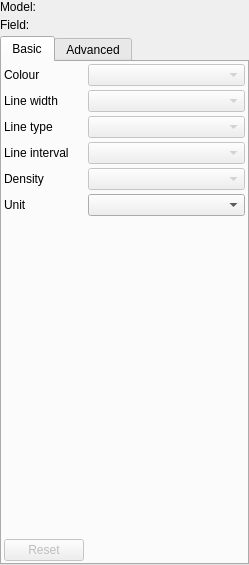
metno/diana, file src/vcross_qt/vcross_style_widget.ui: the form before one commit.
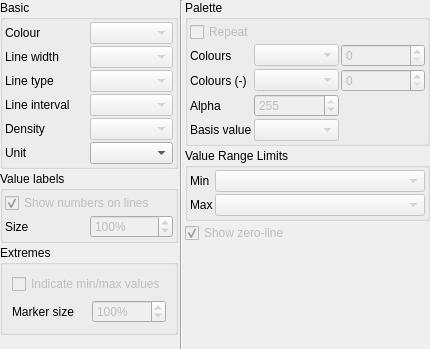
The form after the commit.

Commit message: vcross: style dialog has a plot selector

Diff of the .ui file:
```diff
--- a/src/vcross_qt/vcross_style_widget.ui
+++ b/src/vcross_qt/vcross_style_widget.ui
@@ -6,82 +6,49 @@
    <rect>
     <x>0</x>
     <y>0</y>
-    <width>249</width>
-    <height>565</height>
+    <width>430</width>
+    <height>349</height>
    </rect>
   </property>
   <property name="windowTitle">
    <string>Form</string>
   </property>
-  <layout class="QGridLayout" name="gridLayout_5" columnstretch="0,1">
+  <layout class="QHBoxLayout" name="horizontalLayout">
+   <property name="spacing">
+    <number>2</number>
+   </property>
    <property name="margin">
     <number>0</number>
    </property>
+   <item>
+    <layout class="QVBoxLayout" name="verticalLayout">
    <property name="spacing">
-    <number>4</number>
-   </property>
-   <item row="0" column="0">
-    <widget class="QLabel" name="labelModelTitle">
-     <property name="text">
-      <string>Model:</string>
-     </property>
-    </widget>
-   </item>
-   <item row="0" column="1">
-    <widget class="QLabel" name="labelModel">
-     <property name="text">
-      <string notr="true">&lt;model&gt;</string>
-     </property>
-    </widget>
-   </item>
-   <item row="1" column="0">
-    <widget class="QLabel" name="labelFieldTitle">
-     <property name="text">
-      <string>Field:</string>
-     </property>
-    </widget>
-   </item>
-   <item row="1" column="1">
-    <widget class="QLabel" name="labelField">
-     <property name="text">
-      <string notr="true">&lt;field&gt;</string>
-     </property>
-    </widget>
-   </item>
-   <item row="2" column="0" colspan="2">
-    <widget class="QTabWidget" name="tabs">
-     <property name="currentIndex">
-      <number>0</number>
-     </property>
-     <widget class="QWidget" name="tabBasic">
-      <attribute name="title">
+      <number>2</number>
+     </property>
+     <item>
+      <widget class="QGroupBox" name="groupBasic">
+       <property name="title">
        <string>Basic</string>
-      </attribute>
-      <layout class="QGridLayout" name="gridBasic" columnstretch="0,1">
+       </property>
+       <layout class="QGridLayout" name="gridLayout_5" rowstretch="0,0,0,0,0,0">
        <property name="margin">
         <number>2</number>
        </property>
        <property name="spacing">
-        <number>4</number>
-       </property>
-       <item row="0" column="0">
-        <widget class="QLabel" name="colorlabel">
-         <property name="text">
-          <string>Colour</string>
-         </property>
-         <property name="buddy">
-          <cstring>colorCbox</cstring>
+         <number>2</number>
+        </property>
+        <item row="1" column="1">
+         <widget class="QComboBox" name="lineWidthCbox">
+          <property name="enabled">
+           <bool>false</bool>
          </property>
         </widget>
        </item>
-       <item row="0" column="1">
-        <widget class="QComboBox" name="colorCbox">
+        <item row="4" column="1">
+         <widget class="QComboBox" name="densityCbox">
          <property name="enabled">
           <bool>false</bool>
          </property>
-         <property name="sizeAdjustPolicy">
-          <enum>QComboBox::AdjustToMinimumContentsLength</enum>
-         </property>
         </widget>
        </item>
        <item row="1" column="0">
@@ -94,30 +61,6 @@
          </property>
         </widget>
        </item>
-       <item row="1" column="1">
-        <widget class="QComboBox" name="lineWidthCbox">
-         <property name="enabled">
-          <bool>false</bool>
-         </property>
-        </widget>
-       </item>
-       <item row="2" column="0">
-        <widget class="QLabel" name="linetypelabel">
-         <property name="text">
-          <string>Line type</string>
-         </property>
-         <property name="buddy">
-          <cstring>lineTypeCbox</cstring>
-         </property>
-        </widget>
-       </item>
-       <item row="2" column="1">
-        <widget class="QComboBox" name="lineTypeCbox">
-         <property name="enabled">
-          <bool>false</bool>
-         </property>
-        </widget>
-       </item>
        <item row="3" column="0">
         <widget class="QLabel" name="lineintervallabel">
          <property name="text">
@@ -128,30 +71,6 @@
          </property>
         </widget>
        </item>
-       <item row="3" column="1">
-        <widget class="QComboBox" name="lineintervalCbox">
-         <property name="enabled">
-          <bool>false</bool>
-         </property>
-        </widget>
-       </item>
-       <item row="4" column="0">
-        <widget class="QLabel" name="densitylabel">
-         <property name="text">
-          <string>Density</string>
-         </property>
-         <property name="buddy">
-          <cstring>densityCbox</cstring>
-         </property>
-        </widget>
-       </item>
-       <item row="4" column="1">
-        <widget class="QComboBox" name="densityCbox">
-         <property name="enabled">
-          <bool>false</bool>
-         </property>
-        </widget>
-       </item>
        <item row="5" column="0">
         <widget class="QLabel" name="vectorunitlabel">
          <property name="text">
@@ -162,54 +81,78 @@
          </property>
         </widget>
        </item>
+        <item row="3" column="1">
+         <widget class="QComboBox" name="lineintervalCbox">
+          <property name="enabled">
+           <bool>false</bool>
+          </property>
+         </widget>
+        </item>
+        <item row="0" column="0">
+         <widget class="QLabel" name="colorlabel">
+          <property name="text">
+           <string>Colour</string>
+          </property>
+          <property name="buddy">
+           <cstring>colorCbox</cstring>
+          </property>
+         </widget>
+        </item>
+        <item row="0" column="1">
+         <widget class="QComboBox" name="colorCbox">
+          <property name="enabled">
+           <bool>false</bool>
+          </property>
+          <property name="sizeAdjustPolicy">
+           <enum>QComboBox::AdjustToMinimumContentsLength</enum>
+          </property>
+         </widget>
+        </item>
        <item row="5" column="1">
         <widget class="QComboBox" name="vectorunitCbox"/>
        </item>
-       <item row="6" column="0">
-        <spacer name="verticalSpacer">
-         <property name="orientation">
-          <enum>Qt::Vertical</enum>
-         </property>
-         <property name="sizeHint" stdset="0">
-          <size>
-           <width>20</width>
-           <height>1</height>
-          </size>
-         </property>
-        </spacer>
-       </item>
-       <item row="7" column="0">
-        <widget class="QPushButton" name="resetOptionsButton">
+        <item row="2" column="0">
+         <widget class="QLabel" name="linetypelabel">
+          <property name="text">
+           <string>Line type</string>
+          </property>
+          <property name="buddy">
+           <cstring>lineTypeCbox</cstring>
+          </property>
+         </widget>
+        </item>
+        <item row="4" column="0">
+         <widget class="QLabel" name="densitylabel">
+          <property name="text">
+           <string>Density</string>
+          </property>
+          <property name="buddy">
+           <cstring>densityCbox</cstring>
+          </property>
+         </widget>
+        </item>
+        <item row="2" column="1">
+         <widget class="QComboBox" name="lineTypeCbox">
          <property name="enabled">
           <bool>false</bool>
          </property>
-         <property name="toolTip">
-          <string>Reset to setup file</string>
-         </property>
-         <property name="text">
-          <string>Reset</string>
-         </property>
         </widget>
        </item>
       </layout>
      </widget>
-     <widget class="QWidget" name="tabAdvanced">
-      <attribute name="title">
-       <string>Advanced</string>
-      </attribute>
-      <layout class="QVBoxLayout" name="verticalLayout_2" stretch="0,0,0,0,0,1">
-       <property name="spacing">
-        <number>4</number>
-       </property>
-       <property name="margin">
-        <number>2</number>
-       </property>
+     </item>
        <item>
-        <widget class="QGroupBox" name="groupBox">
+      <widget class="QGroupBox" name="groupLabels">
          <property name="title">
           <string>Value labels</string>
          </property>
          <layout class="QGridLayout" name="gridLayout_4">
+        <property name="margin">
+         <number>2</number>
+        </property>
+        <property name="spacing">
+         <number>2</number>
+        </property>
           <item row="0" column="0" colspan="2">
            <widget class="QCheckBox" name="valueLabelCheckBox">
             <property name="enabled">
@@ -313,11 +256,44 @@
         </widget>
        </item>
        <item>
+      <spacer name="verticalSpacer">
+       <property name="orientation">
+        <enum>Qt::Vertical</enum>
+       </property>
+       <property name="sizeHint" stdset="0">
+        <size>
+         <width>20</width>
+         <height>1</height>
+        </size>
+       </property>
+      </spacer>
+     </item>
+    </layout>
+   </item>
+   <item>
+    <widget class="Line" name="line">
+     <property name="orientation">
+      <enum>Qt::Vertical</enum>
+     </property>
+    </widget>
+   </item>
+   <item>
+    <layout class="QVBoxLayout" name="verticalLayout_2">
+     <property name="spacing">
+      <number>2</number>
+     </property>
+     <item>
         <widget class="QGroupBox" name="groupPalette">
          <property name="title">
           <string>Palette</string>
          </property>
-         <layout class="QGridLayout" name="gridLayout">
+       <layout class="QGridLayout" name="gridLayout" columnstretch="0,1,1">
+        <property name="margin">
+         <number>2</number>
+        </property>
+        <property name="spacing">
+         <number>2</number>
+        </property>
           <item row="0" column="0" colspan="2">
            <widget class="QCheckBox" name="repeatCheckBox">
             <property name="enabled">
@@ -430,7 +406,13 @@
          <property name="title">
           <string>Value Range Limits</string>
          </property>
-         <layout class="QGridLayout" name="gridLayout_2">
+       <layout class="QGridLayout" name="gridLayout_2" rowstretch="0,0" columnstretch="0,1">
+        <property name="margin">
+         <number>2</number>
+        </property>
+        <property name="spacing">
+         <number>2</number>
+        </property>
           <item row="0" column="0">
            <widget class="QLabel" name="minLabel">
             <property name="text">
@@ -499,8 +481,6 @@
         </spacer>
        </item>
       </layout>
-     </widget>
-    </widget>
    </item>
   </layout>
  </widget>
```
Left out of the diff: 4 changed lines with no effect on the pictures. Lines whose indentation alone changed are shown as unchanged. The commit also changes 8 other files.
